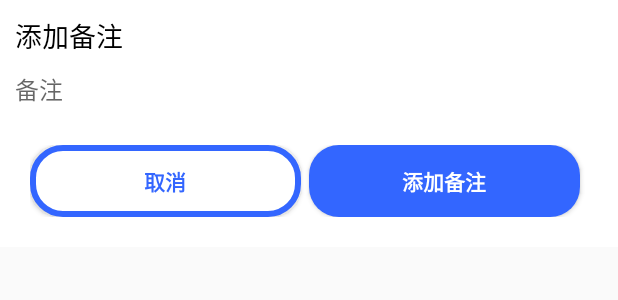
After one commit to Arete-FFF/WhereYourMoney, an Android app: the layout dialog_remark.xml on its own in the app's theme, with its tools: preview values and no code run, on a phone screen of 412 x 824 dp. The commit adds this screen. Shown: the top 300 px of the screen. Run offline under Robolectric (Android 15) with nearby library versions, the phone set to English and light mode, and no system bars.

Commit message:
展示备注窗口

```diff
--- a/app/src/main/java/com/fxy/greatassignment/database/DBManager.java
+++ b/app/src/main/java/com/fxy/greatassignment/database/DBManager.java
@@ -45,4 +45,7 @@ public class DBManager {
         }
         return list;
     }
+
+    public static void insertItemToAccounttb(AccountBean accountBean) {
+    }
 }
--- a/app/src/main/java/com/fxy/greatassignment/frag_write/InFragment.java
+++ b/app/src/main/java/com/fxy/greatassignment/frag_write/InFragment.java
@@ -31,5 +31,9 @@ public class InFragment extends FatherFragment {
         type.setText("其他");
         imageView.setImageResource(R.mipmap.in_qita_ls);
     }
-
+    @Override
+    public void saveAccountToDB() {
+        accountBean.setKind(1);
+        DBManager.insertItemToAccounttb(accountBean);
+    }
 }
--- a/app/src/main/java/com/fxy/greatassignment/frag_write/OutFragment.java
+++ b/app/src/main/java/com/fxy/greatassignment/frag_write/OutFragment.java
@@ -32,4 +32,9 @@ public class OutFragment extends FatherFragment {
         imageView.setImageResource(R.mipmap.ic_qita_hs);
     }
 
+    @Override
+    public void saveAccountToDB() {
+        accountBean.setKind(0);
+        DBManager.insertItemToAccounttb(accountBean);
+    }
 }
--- /dev/null
+++ b/app/src/main/res/drawable/dialog_btn_bg_1.xml
@@ -0,0 +1,9 @@
+<?xml version="1.0" encoding="utf-8"?>
+<shape xmlns:android="http://schemas.android.com/apk/res/android"
+    android:shape="rectangle">
+    <!-- 四个角设定弧度-->
+    <corners android:radius="20dp"/>
+    <!-- 填充颜色-->
+    <solid android:color="@color/white"/>
+    <stroke android:color="@color/blue_3366ff" android:width="4dp"/>
+</shape>
--- /dev/null
+++ b/app/src/main/res/drawable/dialog_btn_bg_2.xml
@@ -0,0 +1,7 @@
+<?xml version="1.0" encoding="utf-8"?>
+<shape xmlns:android="http://schemas.android.com/apk/res/android"
+    android:shape="rectangle">
+    <solid android:color="@color/blue_3366ff"/>
+    <!-- 表示四个角的弧度-->
+    <corners android:radius="20dp"/>
+</shape>
--- /dev/null
+++ b/app/src/main/res/layout/dialog_remark.xml
@@ -0,0 +1,53 @@
+<?xml version="1.0" encoding="utf-8"?>
+<RelativeLayout xmlns:android="http://schemas.android.com/apk/res/android"
+    android:layout_width="match_parent" android:layout_height="wrap_content"
+    android:padding="10dp"
+    android:background="@color/white">
+    <TextView
+        android:id="@+id/dialog_remark_tv"
+        android:layout_width="wrap_content"
+        android:layout_height="wrap_content"
+        android:text="添加备注"
+        android:textSize="18sp"
+        android:textColor="@color/black"/>
+    <!--不显示下划线-->
+    <EditText
+        android:id="@+id/dialog_remark_et"
+        android:layout_width="match_parent"
+        android:layout_height="wrap_content"
+        android:layout_below="@id/dialog_remark_tv"
+        android:hint="备注"
+        android:layout_marginTop="10dp"
+        android:layout_marginBottom="15dp"
+        android:textSize="16sp"
+        android:background="@color/white">
+        <requestFocus/>
+    </EditText>
+    <LinearLayout
+        android:layout_width="match_parent"
+        android:layout_height="wrap_content"
+        android:orientation="horizontal"
+        android:layout_below="@id/dialog_remark_et"
+        android:padding="10dp">
+        <Button
+            android:id="@+id/dialog_remark_btn_cancel"
+            android:layout_width="0dp"
+            android:layout_height="wrap_content"
+            android:layout_weight="1"
+            android:text="取消"
+            android:background="@drawable/dialog_btn_bg_1"
+            android:textStyle="bold"
+            android:textColor="@color/blue_3366ff"
+            android:layout_marginRight="5dp"/>
+        <Button
+            android:id="@+id/dialog_remark_btn_ensure"
+            android:layout_width="0dp"
+            android:layout_height="wrap_content"
+            android:layout_weight="1"
+            android:text="添加备注"
+            android:background="@drawable/dialog_btn_bg_2"
+            android:textStyle="bold"
+            android:textColor="@color/white"
+            android:layout_marginRight="5dp"/>
+    </LinearLayout>
+</RelativeLayout>
```
Also changed, not shown: app/src/main/java/com/fxy/greatassignment/frag_write/FatherFragment.java (+46 -1 lines), app/src/main/java/com/fxy/greatassignment/utils/RemarkDialog.java (added, +63 -0 lines), app/src/main/res/layout/fragment_in.xml (deleted, +0 -14 lines).
